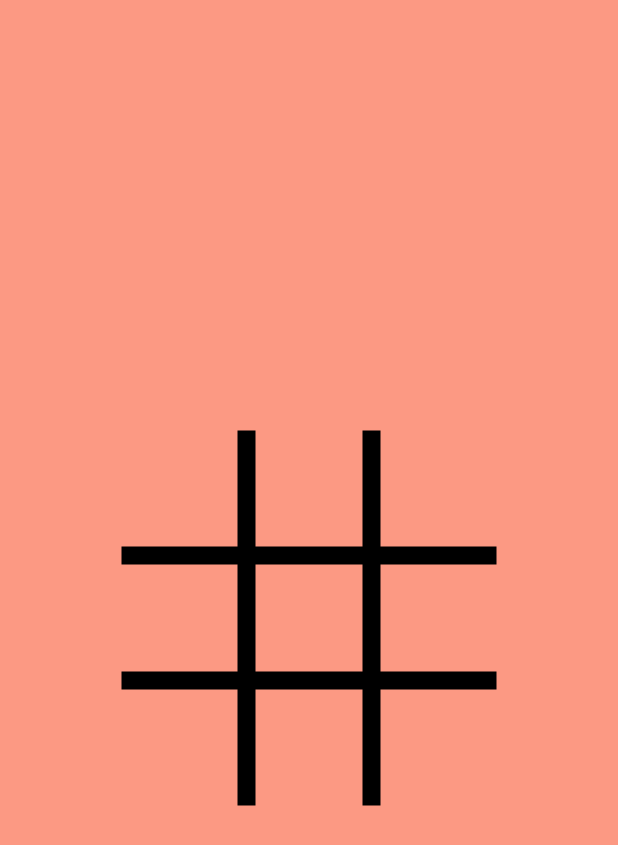
After one commit to essamalrawi/fun_time, a Flutter app: the TicTacToeView screen opened by its route, on a phone screen of 412 x 824 dp. The commit adds this screen. Shown: the top 845 px of the screen. Run offline on Flutter 3.47's test engine with Material 3 defaults, Android fonts, the phone set to English and light mode, and no system bars; our stand-ins replace firebase_core, font_awesome_flutter; accounts and stored records are empty.

Commit message:
add tic tac toe view

```diff
--- a/lib/core/functions/on_generate_route.dart
+++ b/lib/core/functions/on_generate_route.dart
@@ -1,5 +1,6 @@
 import 'package:flutter/material.dart';
 import 'package:fun_time/features/home/presentation/views/home_view.dart';
+import 'package:fun_time/features/xo/presentation/views/tic_tac_toe_view.dart';
 
 import '../../features/get_user_data/presentation/views/get_user_data_view.dart';
 import '../../features/splash_view/presentation/views/splash_view.dart';
@@ -12,6 +13,8 @@ Route<dynamic> onGenerateRoute(RouteSettings settings) {
       return MaterialPageRoute(builder: (context) => const GetUserDataView());
     case HomeView.routeName:
       return MaterialPageRoute(builder: (context) => const HomeView());
+    case TicTacToeView.routeName:
+      return MaterialPageRoute(builder: (context) => const TicTacToeView());
     default:
       return MaterialPageRoute(builder: (context) => const Scaffold());
   }
--- /dev/null
+++ b/lib/features/xo/presentation/views/tic_tac_toe_view.dart
@@ -0,0 +1,14 @@
+import 'package:flutter/material.dart';
+import 'package:fun_time/features/xo/presentation/views/widgets/tic_tac_toe_view_body.dart';
+
+class TicTacToeView extends StatelessWidget {
+  const TicTacToeView({super.key});
+  static const String routeName = 'xo_view';
+  @override
+  Widget build(BuildContext context) {
+    return Scaffold(
+      backgroundColor: Color(0xffFC9983),
+      body: TicTacToeViewBody(),
+    );
+  }
+}
--- /dev/null
+++ b/lib/features/xo/presentation/views/widgets/tic_tac_toe_view_body.dart
@@ -0,0 +1,45 @@
+import 'package:flutter/material.dart';
+
+class TicTacToeViewBody extends StatelessWidget {
+  const TicTacToeViewBody({super.key});
+
+  @override
+  Widget build(BuildContext context) {
+    return Column(
+      mainAxisAlignment: MainAxisAlignment.center,
+      children: [
+        Center(
+            child: Stack(
+          children: [
+            CustomPaint(
+              size: Size(250, 250),
+              painter: GridPainter(),
+            ),
+          ],
+        ))
+      ],
+    );
+  }
+}
+
+class GridPainter extends CustomPainter {
+  @override
+  void paint(Canvas canvas, Size size) {
+    final paint = Paint()
+      ..color = Colors.black
+      ..strokeWidth = 12.0
+      ..style = PaintingStyle.stroke;
+
+    double third = size.width / 3;
+
+    canvas.drawLine(Offset(third, 0), Offset(third, size.height), paint);
+    canvas.drawLine(
+        Offset(2 * third, 0), Offset(2 * third, size.height), paint);
+
+    canvas.drawLine(Offset(0, third), Offset(size.width, third), paint);
+    canvas.drawLine(Offset(0, 2 * third), Offset(size.width, 2 * third), paint);
+  }
+
+  @override
+  bool shouldRepaint(CustomPainter oldDelegate) => false;
+}
```
Also changed, not shown: lib/features/home/presentation/views/widgets/game_avatar.dart (+7 -1 lines), 4 other files.
